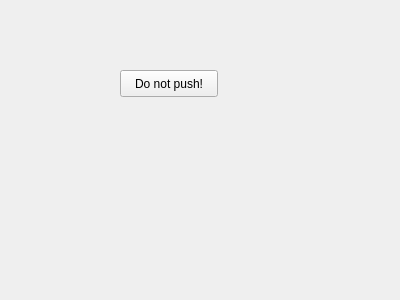
The window that usp_nodes/rqt_gauss/resource/GaussPlugin.ui (grvcTeam/gauss) describes before a commit, drawn with Qt 5.
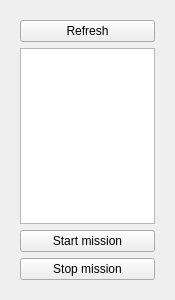
The same window after the commit.

Commit message: Add start/stop mission buttons to rqt interface

The edit to the form file:
```diff
--- a/usp_nodes/rqt_gauss/resource/GaussPlugin.ui
+++ b/usp_nodes/rqt_gauss/resource/GaussPlugin.ui
@@ -6,26 +6,47 @@
    <rect>
     <x>0</x>
     <y>0</y>
-    <width>400</width>
+    <width>175</width>
     <height>300</height>
    </rect>
   </property>
   <property name="windowTitle">
    <string>Form</string>
   </property>
-  <widget class="QPushButton" name="gauss_test_button">
-   <property name="geometry">
-    <rect>
-     <x>120</x>
-     <y>70</y>
-     <width>98</width>
-     <height>27</height>
-    </rect>
-   </property>
-   <property name="text">
-    <string>Do not push!</string>
-   </property>
-  </widget>
+  <layout class="QVBoxLayout" name="verticalLayout">
+   <item>
+    <widget class="QStackedWidget" name="stackedWidget">
+     <widget class="QWidget" name="main_page">
+      <layout class="QVBoxLayout" name="verticalLayout_2">
+       <item>
+        <widget class="QPushButton" name="refresh_button">
+         <property name="text">
+          <string>Refresh</string>
+         </property>
+        </widget>
+       </item>
+       <item>
+        <widget class="QListWidget" name="icao_list"/>
+       </item>
+       <item>
+        <widget class="QPushButton" name="start_button">
+         <property name="text">
+          <string>Start mission</string>
+         </property>
+        </widget>
+       </item>
+       <item>
+        <widget class="QPushButton" name="stop_button">
+         <property name="text">
+          <string>Stop mission</string>
+         </property>
+        </widget>
+       </item>
+      </layout>
+     </widget>
+    </widget>
+   </item>
+  </layout>
  </widget>
  <resources/>
  <connections/>
```
The commit also changes 1 other file.
